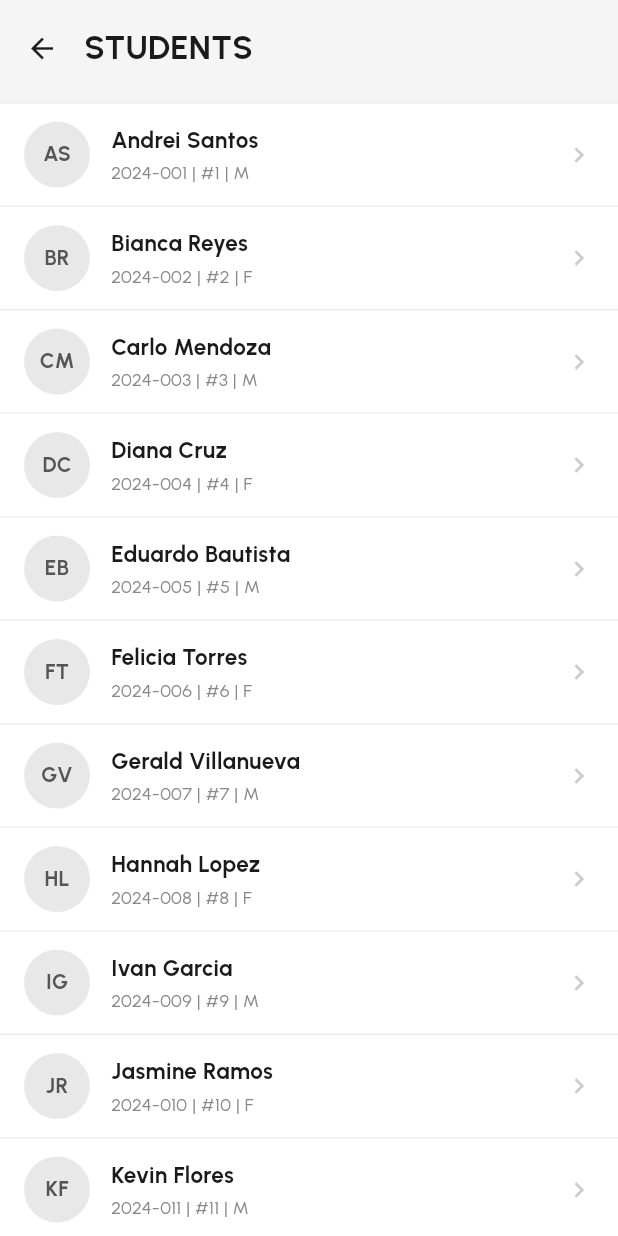
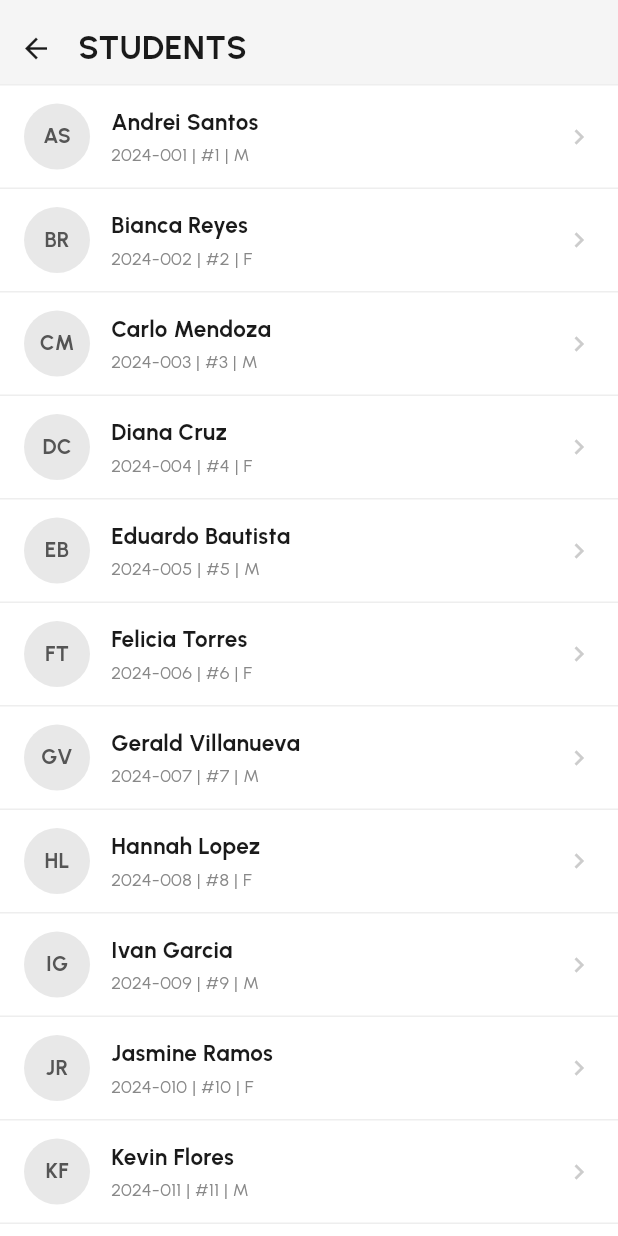
Before and after one commit to lansoyyy/school_scoring_app, a Flutter app: the StudentsScreen screen opened directly with empty values, on a phone screen of 412 x 824 dp. Run offline on Flutter 3.47's test engine with Material 3 defaults, Android fonts, the phone set to English and light mode, and no system bars; our stand-ins replace flutter_spinkit.

Commit message:
fixed header size

```diff
--- a/lib/features/sections/grades_screen.dart
+++ b/lib/features/sections/grades_screen.dart
@@ -144,7 +144,7 @@ class _GradesScreenState extends State<GradesScreen> {
       child: SafeArea(
         bottom: false,
         child: Padding(
-          padding: const EdgeInsets.fromLTRB(4, 8, 16, 12),
+          padding: const EdgeInsets.fromLTRB(0, 8, 0, 0),
           child: Row(
             children: [
               IconButton(
--- a/lib/features/sections/students_screen.dart
+++ b/lib/features/sections/students_screen.dart
@@ -161,23 +161,11 @@ class _StudentsScreenState extends State<StudentsScreen> {
       child: SafeArea(
         bottom: false,
         child: Padding(
-          padding: const EdgeInsets.fromLTRB(4, 8, 16, 12),
+          padding: const EdgeInsets.fromLTRB(0, 8, 0, 0),
           child: _isSearching
               ? Row(
                   children: [
-                    IconButton(
-                      onPressed: () {
-                        setState(() {
-                          _isSearching = false;
-                          _searchQuery = '';
-                          _searchCtrl.clear();
-                        });
-                      },
-                      icon: const Icon(
-                        Icons.arrow_back,
-                        color: Color(0xFF1A1A1A),
-                      ),
-                    ),
+                    Icon(Icons.arrow_back, color: Color(0xFF1A1A1A)),
                     Expanded(
                       child: TextField(
                         controller: _searchCtrl,
```
